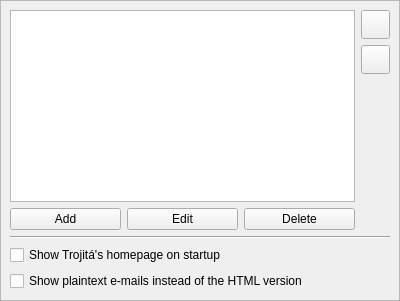
This is src/Gui/SettingsGeneralPage.ui in jktjkt/trojita as Qt 5 draws it before an edit. The edited form follows.
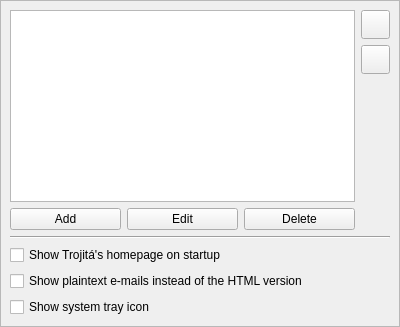
This is the edited form.

Commit message:
GUI: systray support
fixes #67

The edit to the form file:
```diff
--- a/src/Gui/SettingsGeneralPage.ui
+++ b/src/Gui/SettingsGeneralPage.ui
@@ -139,6 +139,13 @@
       </property>
      </widget>
     </item>
+    <item row="6" column="0">
+     <widget class="QCheckBox" name="guiSystrayCheckbox">
+      <property name="text">
+       <string>Show system tray icon</string>
+      </property>
+     </widget>
+    </item>
    </layout>
   </widget>
  </widget>
```
The commit also changes 5 other files.
